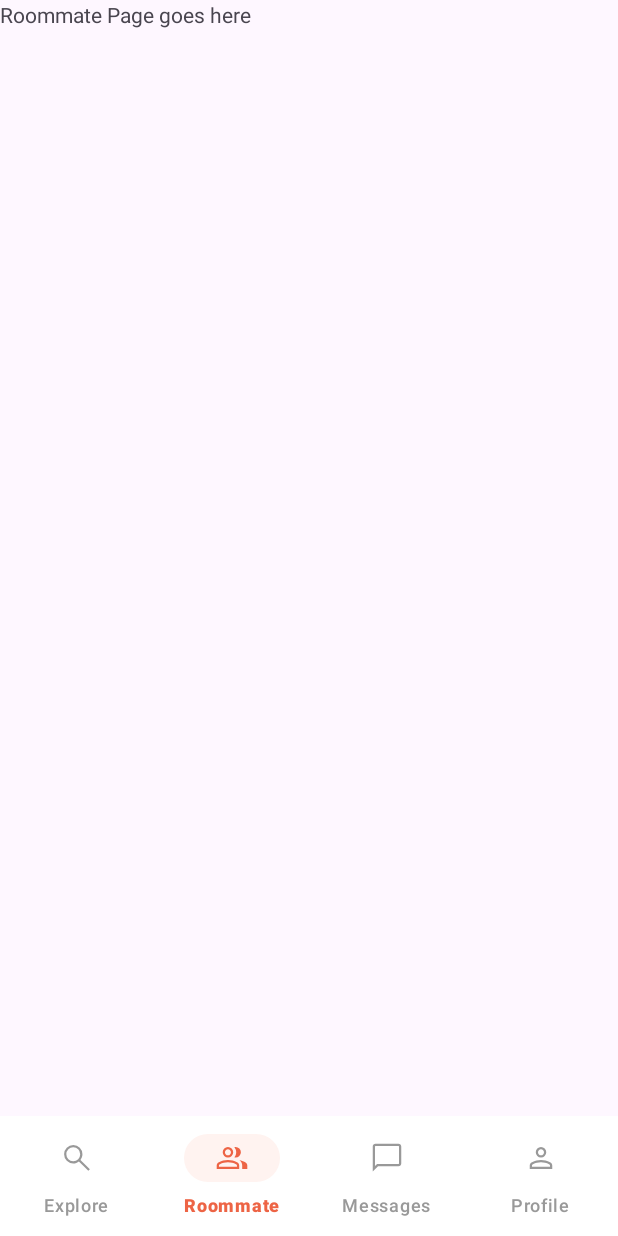
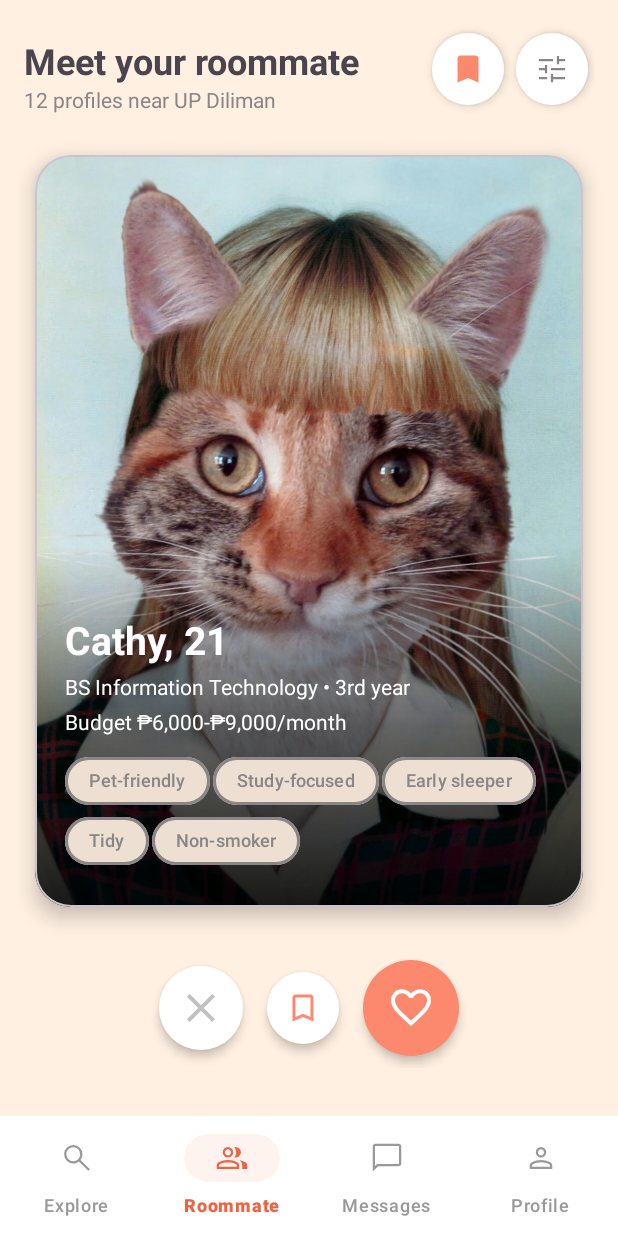
Before and after one commit to geezerbeez/DormMate, an Android app: the Pages screen opened directly, with no data from a screen before it, item 2 of the bottom bar chosen, on a phone screen of 412 x 824 dp. Run offline under Robolectric (Android 15) with nearby library versions, the phone set to English and light mode, and no system bars.

Commit message:
feat: add roommate discovery page

```diff
--- a/app/src/main/java/com/itismob/s02/group9/mco/dormmate/Pages.java
+++ b/app/src/main/java/com/itismob/s02/group9/mco/dormmate/Pages.java
@@ -34,7 +34,7 @@ public class Pages extends AppCompatActivity {
             if (id == R.id.nav_explore) {
                 fragment = new ExploreFragment();
             } else if (id == R.id.nav_roommate) {
-                fragment = new RoommateFragment();
+                fragment = new RoommateDiscoveryFragment();
             } else if (id == R.id.nav_messages) {
                 fragment = new MessagesFragment();
             } else if (id == R.id.nav_profile) {
--- /dev/null
+++ b/app/src/main/java/com/itismob/s02/group9/mco/dormmate/RoommateBookmarksActivity.java
@@ -0,0 +1,24 @@
+package com.itismob.s02.group9.mco.dormmate;
+
+import android.os.Bundle;
+
+import androidx.activity.EdgeToEdge;
+import androidx.appcompat.app.AppCompatActivity;
+import androidx.core.graphics.Insets;
+import androidx.core.view.ViewCompat;
+import androidx.core.view.WindowInsetsCompat;
+
+public class RoommateBookmarksActivity extends AppCompatActivity {
+
+    @Override
+    protected void onCreate(Bundle savedInstanceState) {
+        super.onCreate(savedInstanceState);
+        EdgeToEdge.enable(this);
+        setContentView(R.layout.roommate_bookmarks);
+        ViewCompat.setOnApplyWindowInsetsListener(findViewById(R.id.main), (v, insets) -> {
+            Insets systemBars = insets.getInsets(WindowInsetsCompat.Type.systemBars());
+            v.setPadding(systemBars.left, systemBars.top, systemBars.right, systemBars.bottom);
+            return insets;
+        });
+    }
+}
--- /dev/null
+++ b/app/src/main/java/com/itismob/s02/group9/mco/dormmate/RoommateDiscoveryFragment.java
@@ -0,0 +1,20 @@
+package com.itismob.s02.group9.mco.dormmate;
+
+import androidx.fragment.app.Fragment;
+
+public class RoommateDiscoveryFragment extends Fragment {
+    public RoommateDiscoveryFragment() {
+        super(R.layout.fragment_roommate_discovery);
+    }
+
+
+    /**
+     * TODO:
+     *  - Implement swipeable roommate profile cards (Pass/Like gestures)
+     *  - Bookmark functionality
+     *  - Navigate to full roommate profile
+     *  - Handle empty discovery results
+     *  - Roommate filters
+     *
+     */
+}
--- a/app/src/main/java/com/itismob/s02/group9/mco/dormmate/RoommateFragment.java
+++ /dev/null
@@ -1,9 +0,0 @@
-package com.itismob.s02.group9.mco.dormmate;
-
-import androidx.fragment.app.Fragment;
-
-public class RoommateFragment extends Fragment {
-    public RoommateFragment() {
-        super(R.layout.fragment_roommate);
-    }
-}
--- /dev/null
+++ b/app/src/main/java/com/itismob/s02/group9/mco/dormmate/RoommateProfileActivity.java
@@ -0,0 +1,24 @@
+package com.itismob.s02.group9.mco.dormmate;
+
+import android.os.Bundle;
+
+import androidx.activity.EdgeToEdge;
+import androidx.appcompat.app.AppCompatActivity;
+import androidx.core.graphics.Insets;
+import androidx.core.view.ViewCompat;
+import androidx.core.view.WindowInsetsCompat;
+
+public class RoommateProfileActivity extends AppCompatActivity {
+
+    @Override
+    protected void onCreate(Bundle savedInstanceState) {
+        super.onCreate(savedInstanceState);
+        EdgeToEdge.enable(this);
+        setContentView(R.layout.roommate_profile);
+        ViewCompat.setOnApplyWindowInsetsListener(findViewById(R.id.main), (v, insets) -> {
+            Insets systemBars = insets.getInsets(WindowInsetsCompat.Type.systemBars());
+            v.setPadding(systemBars.left, systemBars.top, systemBars.right, systemBars.bottom);
+            return insets;
+        });
+    }
+}
--- /dev/null
+++ b/app/src/main/res/drawable/bg_profile_gradient.xml
@@ -0,0 +1,11 @@
+<?xml version="1.0" encoding="utf-8"?>
+<shape xmlns:android="http://schemas.android.com/apk/res/android">
+
+    <gradient
+        android:angle="270"
+        android:startColor="@android:color/transparent"
+        android:centerColor="#99000000"
+        android:endColor="#E6000000"
+        android:type="linear"/>
+
+</shape>
--- /dev/null
+++ b/app/src/main/res/drawable/circle_button.xml
@@ -0,0 +1,7 @@
+<?xml version="1.0" encoding="utf-8"?>
+<shape xmlns:android="http://schemas.android.com/apk/res/android"
+    android:shape="oval">
+
+    <solid android:color="@color/white"/>
+
+</shape>
--- /dev/null
+++ b/app/src/main/res/drawable/ic_bookmark.xml
@@ -0,0 +1,20 @@
+<!--
+  ~ Copyright (C) 2026 The Android Open Source Project
+  ~
+  ~ Licensed under the Apache License, Version 2.0 (the "License");
+  ~ you may not use this file except in compliance with the License.
+  ~ You may obtain a copy of the License at
+  ~
+  ~      http://www.apache.org/licenses/LICENSE-2.0
+  ~
+  ~ Unless required by applicable law or agreed to in writing, software
+  ~ distributed under the License is distributed on an "AS IS" BASIS,
+  ~ WITHOUT WARRANTIES OR CONDITIONS OF ANY KIND, either express or implied.
+  ~ See the License for the specific language governing permissions and
+  ~ limitations under the License.
+  -->
+<vector xmlns:android="http://schemas.android.com/apk/res/android" android:height="24dp" android:tint="#000000" android:viewportHeight="960" android:viewportWidth="960" android:width="24dp">
+
+    <path android:fillColor="@android:color/white" android:pathData="M200,840L200,200Q200,167 223.5,143.5Q247,120 280,120L680,120Q713,120 736.5,143.5Q760,167 760,200L760,840L480,720L200,840ZM280,718L480,632L680,718L680,200Q680,200 680,200Q680,200 680,200L280,200Q280,200 280,200Q280,200 280,200L280,718ZM280,200L280,200Q280,200 280,200Q280,200 280,200L680,200Q680,200 680,200Q680,200 680,200L680,200L480,200L280,200Z"/>
+
+</vector>
--- /dev/null
+++ b/app/src/main/res/drawable/ic_bookmarked.xml
@@ -0,0 +1,20 @@
+<!--
+  ~ Copyright (C) 2026 The Android Open Source Project
+  ~
+  ~ Licensed under the Apache License, Version 2.0 (the "License");
+  ~ you may not use this file except in compliance with the License.
+  ~ You may obtain a copy of the License at
+  ~
+  ~      http://www.apache.org/licenses/LICENSE-2.0
+  ~
+  ~ Unless required by applicable law or agreed to in writing, software
+  ~ distributed under the License is distributed on an "AS IS" BASIS,
+  ~ WITHOUT WARRANTIES OR CONDITIONS OF ANY KIND, either express or implied.
+  ~ See the License for the specific language governing permissions and
+  ~ limitations under the License.
+  -->
+<vector xmlns:android="http://schemas.android.com/apk/res/android" android:height="24dp" android:tint="#000000" android:viewportHeight="24" android:viewportWidth="24" android:width="24dp">
+
+    <path android:fillColor="@android:color/white" android:pathData="M17,3H7c-1.1,0 -1.99,0.9 -1.99,2L5,21l7,-3 7,3V5c0,-1.1 -0.9,-2 -2,-2z"/>
+
+</vector>
--- /dev/null
+++ b/app/src/main/res/drawable/ic_filter.xml
@@ -0,0 +1,9 @@
+<vector xmlns:android="http://schemas.android.com/apk/res/android"
+    android:width="24dp"
+    android:height="24dp"
+    android:viewportWidth="24"
+    android:viewportHeight="24">
+  <path
+      android:pathData="M11.25,20.75v-5.5h1.5v2h8v1.5h-8v2h-1.5ZM3.25,18.75v-1.5h5.5v1.5L3.25,18.75ZM7.25,14.75v-2h-4v-1.5h4v-2h1.5v5.5L7.25,14.75ZM11.25,12.75v-1.5h9.5v1.5h-9.5ZM15.25,8.75L15.25,3.25h1.5v2h4v1.5h-4v2h-1.5ZM3.25,6.75L3.25,5.25h9.5v1.5L3.25,6.75Z"
+      android:fillColor="#000000"/>
+</vector>
--- /dev/null
+++ b/app/src/main/res/drawable/ic_heart.xml
@@ -0,0 +1,20 @@
+<!--
+  ~ Copyright (C) 2026 The Android Open Source Project
+  ~
+  ~ Licensed under the Apache License, Version 2.0 (the "License");
+  ~ you may not use this file except in compliance with the License.
+  ~ You may obtain a copy of the License at
+  ~
+  ~      http://www.apache.org/licenses/LICENSE-2.0
+  ~
+  ~ Unless required by applicable law or agreed to in writing, software
+  ~ distributed under the License is distributed on an "AS IS" BASIS,
+  ~ WITHOUT WARRANTIES OR CONDITIONS OF ANY KIND, either express or implied.
+  ~ See the License for the specific language governing permissions and
+  ~ limitations under the License.
+  -->
+<vector xmlns:android="http://schemas.android.com/apk/res/android" android:height="24dp" android:tint="#000000" android:viewportHeight="960" android:viewportWidth="960" android:width="24dp">
+
+    <path android:fillColor="@android:color/white" android:pathData="M480,840L422,788Q321,697 255,631Q189,565 150,512.5Q111,460 95.5,416Q80,372 80,326Q80,232 143,169Q206,106 300,106Q352,106 399,128Q446,150 480,190Q514,150 561,128Q608,106 660,106Q754,106 817,169Q880,232 880,326Q880,372 864.5,416Q849,460 810,512.5Q771,565 705,631Q639,697 538,788L480,840ZM480,732Q576,646 638,584.5Q700,523 736,477.5Q772,432 786,396.5Q800,361 800,326Q800,266 760,226Q720,186 660,186Q613,186 573,212.5Q533,239 518,280L518,280L442,280L442,280Q427,239 387,212.5Q347,186 300,186Q240,186 200,226Q160,266 160,326Q160,361 174,396.5Q188,432 224,477.5Q260,523 322,584.5Q384,646 480,732ZM480,459Q480,459 480,459Q480,459 480,459Q480,459 480,459Q480,459 480,459Q480,459 480,459Q480,459 480,459Q480,459 480,459Q480,459 480,459L480,459L480,459L480,459Q480,459 480,459Q480,459 480,459Q480,459 480,459Q480,459 480,459Q480,459 480,459Q480,459 480,459Q480,459 480,459Q480,459 480,459Z"/>
+
+</vector>
--- /dev/null
+++ b/app/src/main/res/drawable/ic_x.xml
@@ -0,0 +1,20 @@
+<!--
+  ~ Copyright (C) 2026 The Android Open Source Project
+  ~
+  ~ Licensed under the Apache License, Version 2.0 (the "License");
+  ~ you may not use this file except in compliance with the License.
+  ~ You may obtain a copy of the License at
+  ~
+  ~      http://www.apache.org/licenses/LICENSE-2.0
+  ~
+  ~ Unless required by applicable law or agreed to in writing, software
+  ~ distributed under the License is distributed on an "AS IS" BASIS,
+  ~ WITHOUT WARRANTIES OR CONDITIONS OF ANY KIND, either express or implied.
+  ~ See the License for the specific language governing permissions and
+  ~ limitations under the License.
+  -->
+<vector xmlns:android="http://schemas.android.com/apk/res/android" android:height="24dp" android:tint="#000000" android:viewportHeight="960" android:viewportWidth="960" android:width="24dp">
+
+    <path android:fillColor="@android:color/white" android:pathData="M256,760L200,704L424,480L200,256L256,200L480,424L704,200L760,256L536,480L760,704L704,760L480,536L256,760Z"/>
+
+</vector>
--- /dev/null
+++ b/app/src/main/res/layout/fragment_roommate_discovery.xml
@@ -0,0 +1,236 @@
+<?xml version="1.0" encoding="utf-8"?>
+<LinearLayout xmlns:android="http://schemas.android.com/apk/res/android"
+    xmlns:app="http://schemas.android.com/apk/res-auto"
+    xmlns:tools="http://schemas.android.com/tools"
+    android:id="@+id/main"
+    android:layout_width="match_parent"
+    android:layout_height="match_parent"
+    android:background="@color/cream"
+    android:orientation="vertical"
+    tools:context=".RoommateDiscoveryFragment">
+
+    <LinearLayout
+        android:layout_width="match_parent"
+        android:layout_height="wrap_content"
+        android:orientation="horizontal"
+        android:gravity="center_vertical"
+        android:paddingTop="16dp"
+        android:paddingStart="16dp"
+        android:paddingEnd="16dp">
+
+        <LinearLayout
+            android:layout_width="0dp"
+            android:layout_height="wrap_content"
+            android:layout_weight="1"
+            android:orientation="vertical">
+
+            <TextView
+                android:layout_width="wrap_content"
+                android:layout_height="wrap_content"
+                android:text="Meet your roommate"
+                android:textStyle="bold"
+                android:textSize="24sp"
+                android:paddingTop="8dp"/>
+
+            <TextView
+                android:id="@+id/nearProfiles"
+                android:layout_width="wrap_content"
+                android:layout_height="wrap_content"
+                android:text="12 profiles near UP Diliman"
+                android:textColor="@color/darkGrey"
+                android:textSize="14sp"/>
+
+        </LinearLayout>
+
+        <ImageButton
+            android:id="@+id/bookmarkedBtn"
+            android:layout_width="wrap_content"
+            android:layout_height="wrap_content"
+            android:src="@drawable/ic_bookmarked"
+            android:background="@drawable/circle_button"
+            android:scaleType="fitCenter"
+            android:padding="12dp"
+            android:layout_margin="4dp"
+            android:elevation="4dp"
+            android:contentDescription="Bookmarked profiles"
+            app:tint="@color/lightOrange"/>
+
+        <ImageButton
+            android:id="@+id/filterBtn"
+            android:layout_width="wrap_content"
+            android:layout_height="wrap_content"
+            android:src="@drawable/ic_filter"
+            android:background="@drawable/circle_button"
+            android:scaleType="fitCenter"
+            android:padding="12dp"
+            android:layout_margin="4dp"
+            android:elevation="4dp"
+            android:contentDescription="Filter profiles"
+            app:tint="@color/darkGrey"/>
+
+    </LinearLayout>
+
+
+    <com.google.android.material.card.MaterialCardView
+        android:id="@+id/roommateProfile"
+        android:layout_width="match_parent"
+        android:layout_height="540dp"
+        android:layout_gravity="center"
+        android:layout_margin="8dp"
+        app:cardCornerRadius="24dp"
+        app:cardElevation="8dp"
+        app:cardUseCompatPadding="true">
+
+        <FrameLayout
+            android:layout_width="match_parent"
+            android:layout_height="match_parent">
+
+            <ImageView
+                android:id="@+id/roommateImage"
+                android:layout_width="match_parent"
+                android:layout_height="match_parent"
+                android:src="@drawable/img_roommateprofile"
+                android:scaleType="centerCrop"
+                android:contentDescription="Roommate profile picture"/>
+
+            <View
+                android:layout_width="match_parent"
+                android:layout_height="240dp"
+                android:layout_gravity="bottom"
+                android:background="@drawable/bg_profile_gradient"/>
+
+            <LinearLayout
+                android:layout_width="match_parent"
+                android:layout_height="wrap_content"
+                android:layout_gravity="bottom"
+                android:orientation="vertical"
+                android:padding="20dp">
+
+                <TextView
+                    android:id="@+id/roommateNameAge"
+                    android:layout_width="match_parent"
+                    android:layout_height="wrap_content"
+                    android:text="Cathy, 21"
+                    android:textColor="@color/white"
+                    android:textSize="26sp"
+                    android:textStyle="bold"/>
+
+                <TextView
+                    android:id="@+id/roommateCourse"
+                    android:layout_width="match_parent"
+                    android:layout_height="wrap_content"
+                    android:text="BS Information Technology • 3rd year"
+                    android:textColor="@color/white"
+                    android:textSize="14sp"
+                    android:layout_marginTop="4dp"/>
+
+                <TextView
+                    android:id="@+id/roommateLocation"
+                    android:layout_width="match_parent"
+                    android:layout_height="wrap_content"
+                    android:text="Budget ₱6,000-₱9,000/month"
+                    android:textColor="@color/white"
+                    android:textSize="14sp"
+                    android:layout_marginTop="4dp"/>
+
+                <com.google.android.material.chip.ChipGroup
+                    android:id="@+id/roommateTags"
+                    android:layout_width="match_parent"
+                    android:layout_height="wrap_content"
+                    android:layout_marginTop="6dp"
+                    app:singleLine="false"
+                    app:singleSelection="false"
+                    app:chipSpacingHorizontal="2dp"
+                    app:chipSpacingVertical="-8dp">
+
+                    <com.google.android.material.chip.Chip
+                        style="@style/Widget.DormMate.ProfileTag"
+                        android:layout_width="wrap_content"
+                        android:layout_height="wrap_content"
+                        android:text="Pet-friendly"/>
+
+                    <com.google.android.material.chip.Chip
+                        style="@style/Widget.DormMate.ProfileTag"
+                        android:layout_width="wrap_content"
+                        android:layout_height="wrap_content"
+                        android:text="Study-focused"/>
+
+                    <com.google.android.material.chip.Chip
+                        style="@style/Widget.DormMate.ProfileTag"
+                        android:layout_width="wrap_content"
+                        android:layout_height="wrap_content"
+                        android:text="Early sleeper"/>
+
+                    <com.google.android.material.chip.Chip
+                        style="@style/Widget.DormMate.ProfileTag"
+                        android:layout_width="wrap_content"
+                        android:layout_height="wrap_content"
+                        android:text="Tidy"/>
+
+                    <com.google.android.material.chip.Chip
+                        style="@style/Widget.DormMate.ProfileTag"
+                        android:layout_width="wrap_content"
+                        android:layout_height="wrap_content"
+                        android:text="Non-smoker"/>
+
+                </com.google.android.material.chip.ChipGroup>
+
+            </LinearLayout>
+
+        </FrameLayout>
+
+    </com.google.android.material.card.MaterialCardView>
+
+    <LinearLayout
+        android:layout_width="wrap_content"
+        android:layout_height="wrap_content"
+        android:gravity="center"
+        android:orientation="horizontal"
+        android:layout_gravity="center">
+
+        <ImageButton
+            android:id="@+id/xBtn"
+            android:layout_width="56dp"
+            android:layout_height="56dp"
+            android:src="@drawable/ic_x"
+            android:background="@drawable/circle_button"
+            android:scaleType="fitCenter"
+            android:padding="12dp"
+            android:layout_margin="8dp"
+            android:elevation="4dp"
+            android:contentDescription="Pass roommate profile"
+            app:tint="@color/grey"/>
+
+        <ImageButton
+            android:id="@+id/bookmarkBtn"
+            android:layout_width="wrap_content"
+            android:layout_height="wrap_content"
+            android:src="@drawable/ic_bookmark"
+            android:background="@drawable/circle_button"
+            android:scaleType="fitCenter"
+            android:padding="12dp"
+            android:layout_margin="8dp"
+            android:elevation="4dp"
+            android:contentDescription="Bookmark roommate profile"
+            app:tint="@color/lightOrange"/>
+
+        <ImageButton
+            android:id="@+id/likeBtn"
+            android:layout_width="64dp"
+            android:layout_height="64dp"
+            android:src="@drawable/ic_heart"
+            android:background="@drawable/circle_button"
+            android:scaleType="fitCenter"
+            android:padding="16dp"
+            android:layout_margin="8dp"
+            android:elevation="4dp"
+            android:contentDescription="Like roommate profile"
+            android:backgroundTint="@color/lightOrange"
+            app:tint="@color/white"/>
+
+
+    </LinearLayout>
+
+
+
+</LinearLayout>
--- /dev/null
+++ b/app/src/main/res/layout/roommate_bookmarks.xml
@@ -0,0 +1,10 @@
+<?xml version="1.0" encoding="utf-8"?>
+<androidx.constraintlayout.widget.ConstraintLayout xmlns:android="http://schemas.android.com/apk/res/android"
+    xmlns:app="http://schemas.android.com/apk/res-auto"
+    xmlns:tools="http://schemas.android.com/tools"
+    android:id="@+id/main"
+    android:layout_width="match_parent"
+    android:layout_height="match_parent"
+    tools:context=".RoommateBookmarksActivity">
+
+</androidx.constraintlayout.widget.ConstraintLayout>
--- a/app/src/main/res/layout/fragment_roommate.xml
+++ b/app/src/main/res/layout/roommate_profile.xml
@@ -5,11 +5,6 @@
     android:id="@+id/main"
     android:layout_width="match_parent"
     android:layout_height="match_parent"
-    tools:context=".RoommateFragment">
-
-    <TextView
-        android:layout_width="wrap_content"
-        android:layout_height="wrap_content"
-        android:text="Roommate Page goes here" />
+    tools:context=".RoommateProfileActivity">
 
 </androidx.constraintlayout.widget.ConstraintLayout>
--- a/app/src/main/res/values/colors.xml
+++ b/app/src/main/res/values/colors.xml
@@ -2,6 +2,7 @@
 <resources>
     <color name="transparent">#00000000</color>
     <color name="black">#000000</color>
+    <color name="darkGrey">#8A8686</color>
     <color name="grey">#c2c0c0</color>
     <color name="lightGrey">#f8f4ee</color>
     <color name="white">#ffffff</color>
--- a/app/src/main/res/values/themes.xml
+++ b/app/src/main/res/values/themes.xml
@@ -28,6 +28,20 @@
 
     <style name="Theme.DormMate" parent="Base.Theme.DormMate" />
 
+    <!-- Profile tags -->
+    <style name="Widget.DormMate.ProfileTag" parent="Widget.Material3.Chip.Assist">
+
+        <item name="chipBackgroundColor">@color/darkCream</item>
+        <item name="android:textColor">@color/darkGrey</item>
+        <item name="chipStrokeColor">@color/darkGrey</item>
+        <item name="chipStrokeWidth">2dp</item>
+        <item name="chipCornerRadius">50dp</item>
+        <item name="android:textSize">12sp</item>
+        <item name="android:checkable">false</item>
+        <item name="android:clickable">false</item>
+
+    </style>
+
     <!-- Bottom Navigation Bar -->
     <style name="Widget.DormMate.BottomNavIndicator" parent="Widget.Material3.BottomNavigationView.ActiveIndicator">
 
```
Also changed, not shown: app/src/main/AndroidManifest.xml (+9 -1 lines), app/src/main/res/drawable/img_roommateprofile.jpg (added).
